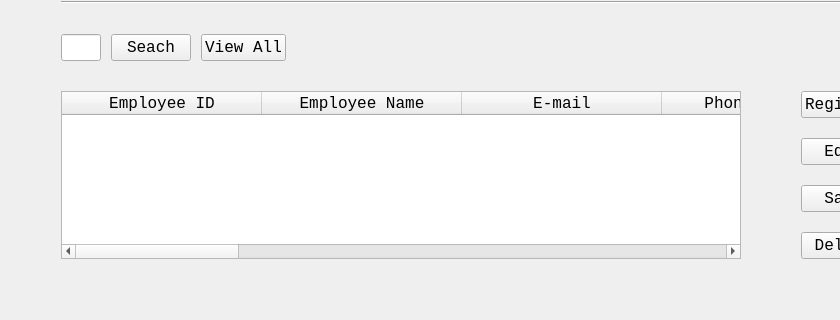
Qt form EmployeeUI.ui (ASNaeem/Simple-VCMS) before a commit; both pictures show x 0 to 840 and y 604 to 924 of the 947 by 924 pixel window.
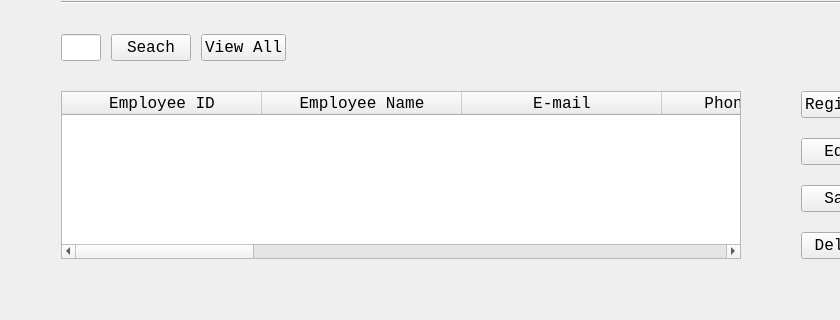
The same form after that commit.

Patch:
```diff
--- a/EmployeeUI.ui
+++ b/EmployeeUI.ui
@@ -925,11 +925,6 @@
              <string>Access Level</string>
             </property>
            </column>
-           <column>
-            <property name="text">
-             <string>Working Hours</string>
-            </property>
-           </column>
            <column>
             <property name="text">
              <string>Salary</string>
```
